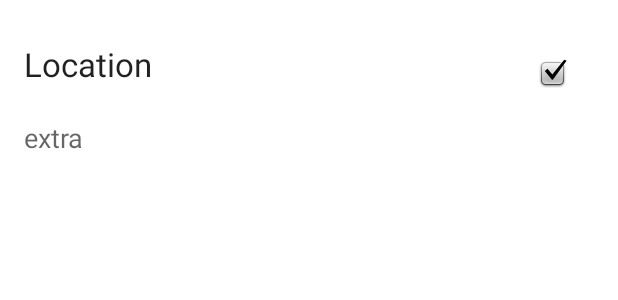
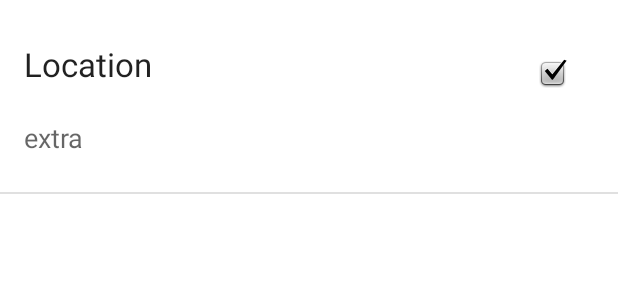
Before and after one commit to anaasins/VisitMe, an Android app: the layout item_main.xml on its own in the app's theme, with its tools: preview values and no code run, on a phone screen of 412 x 824 dp. Shown: the top 300 px of the screen. Run offline under Robolectric (Android 15) with nearby library versions, the phone set to English and light mode, and no system bars.

```diff
--- a/app/src/main/res/layout/item_main.xml
+++ b/app/src/main/res/layout/item_main.xml
@@ -37,4 +37,15 @@
         app:layout_constraintTop_toTopOf="parent"
         app:srcCompat="@android:drawable/checkbox_on_background" />
 
+    <View
+        android:id="@+id/divider"
+        android:layout_width="match_parent"
+        android:layout_height="1dp"
+        android:layout_marginTop="24dp"
+        android:background="?android:attr/listDivider"
+        app:layout_constraintEnd_toEndOf="parent"
+        app:layout_constraintHorizontal_bias="0.0"
+        app:layout_constraintStart_toStartOf="parent"
+        app:layout_constraintTop_toBottomOf="@+id/textViewExtra" />
+
 </androidx.constraintlayout.widget.ConstraintLayout>
```
Also changed, not shown: app/src/main/java/asins4/maconman/uv/visitme/FormActivity.java (+39 -0 lines), app/src/main/res/menu/form_menu.xml (added, +9 -0 lines).
